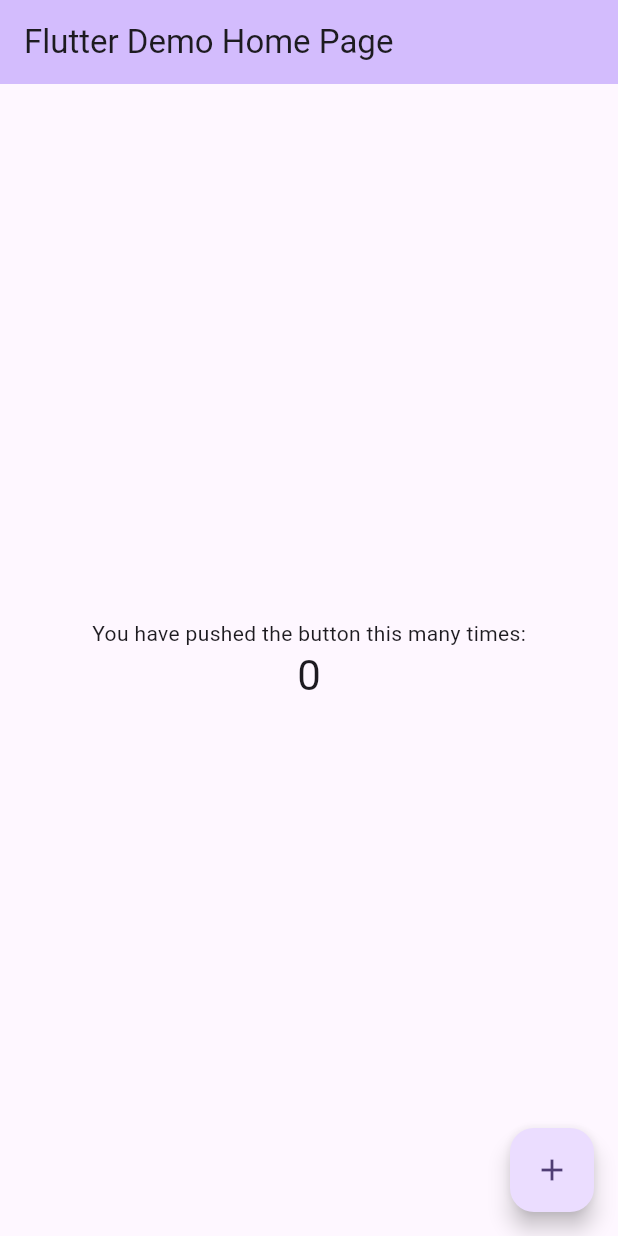
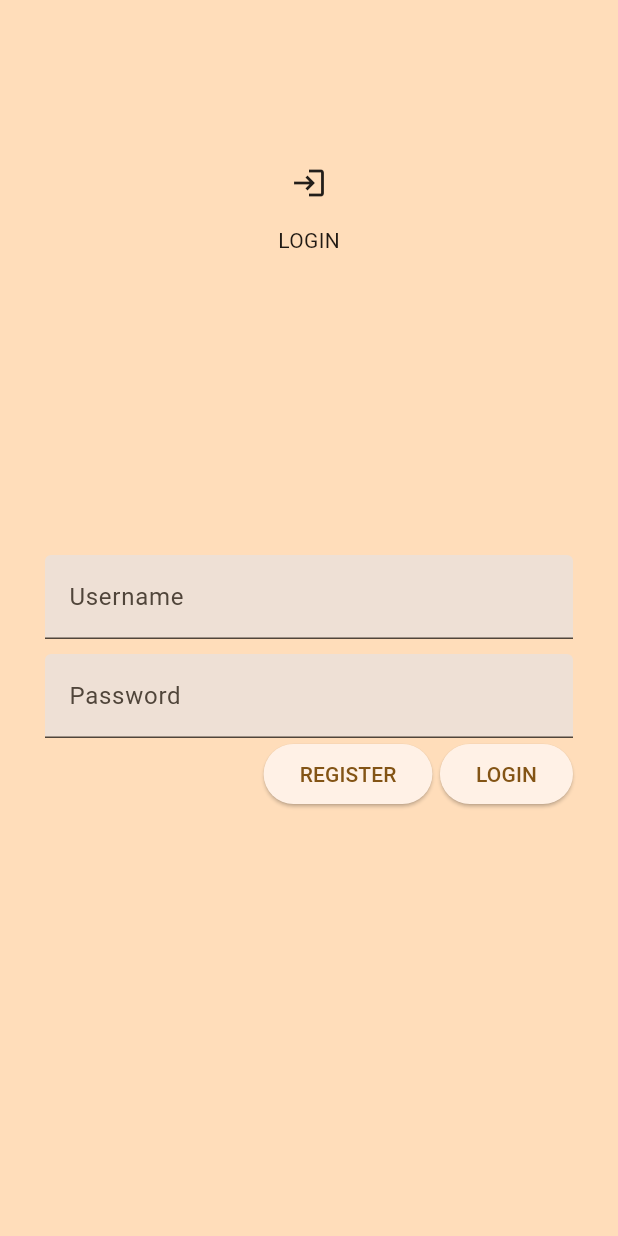
Before and after one commit to blacken57/LocMate, a Flutter app: the screen it shows after launch, on a phone screen of 412 x 824 dp. Run offline on Flutter 3.47's test engine with Material 3 defaults, Android fonts, the phone set to English and light mode, and no system bars; our stand-ins replace firebase_auth, firebase_core; accounts and stored records are empty.

Commit message:
[GCP] Added initial support for Authentication using email and password, and a login page

```diff
--- a/lib/main.dart
+++ b/lib/main.dart
@@ -1,5 +1,6 @@
 import 'package:flutter/material.dart';
 import 'package:firebase_core/firebase_core.dart';
+import 'package:loc_mate/ui/auth/auth_gate.dart';
 import 'firebase_options.dart';
 
 Future<void> main() async {
@@ -17,115 +18,11 @@ class MyApp extends StatelessWidget {
   @override
   Widget build(BuildContext context) {
     return MaterialApp(
-      title: 'Flutter Demo',
-      theme: ThemeData(
-        // This is the theme of your application.
-        //
-        // TRY THIS: Try running your application with "flutter run". You'll see
-        // the application has a purple toolbar. Then, without quitting the app,
-        // try changing the seedColor in the colorScheme below to Colors.green
-        // and then invoke "hot reload" (save your changes or press the "hot
-        // reload" button in a Flutter-supported IDE, or press "r" if you used
-        // the command line to start the app).
-        //
-        // Notice that the counter didn't reset back to zero; the application
-        // state is not lost during the reload. To reset the state, use hot
-        // restart instead.
-        //
-        // This works for code too, not just values: Most code changes can be
-        // tested with just a hot reload.
-        colorScheme: ColorScheme.fromSeed(seedColor: Colors.deepPurple),
-        useMaterial3: true,
-      ),
-      home: const MyHomePage(title: 'Flutter Demo Home Page'),
-    );
+        title: 'Flutter Demo',
+        theme: ThemeData(
+          colorScheme: ColorScheme.fromSeed(seedColor: Colors.orangeAccent),
+          useMaterial3: true,
+        ),
+        home: const AuthGate());
   }
 }
-
-class MyHomePage extends StatefulWidget {
-  const MyHomePage({super.key, required this.title});
-
-  // This widget is the home page of your application. It is stateful, meaning
-  // that it has a State object (defined below) that contains fields that affect
-  // how it looks.
-
-  // This class is the configuration for the state. It holds the values (in this
-  // case the title) provided by the parent (in this case the App widget) and
-  // used by the build method of the State. Fields in a Widget subclass are
-  // always marked "final".
-
-  final String title;
-
-  @override
-  State<MyHomePage> createState() => _MyHomePageState();
-}
-
-class _MyHomePageState extends State<MyHomePage> {
-  int _counter = 0;
-
-  void _incrementCounter() {
-    setState(() {
-      // This call to setState tells the Flutter framework that something has
-      // changed in this State, which causes it to rerun the build method below
-      // so that the display can reflect the updated values. If we changed
-      // _counter without calling setState(), then the build method would not be
-      // called again, and so nothing would appear to happen.
-      _counter++;
-    });
-  }
-
-  @override
-  Widget build(BuildContext context) {
-    // This method is rerun every time setState is called, for instance as done
-    // by the _incrementCounter method above.
-    //
-    // The Flutter framework has been optimized to make rerunning build methods
-    // fast, so that you can just rebuild anything that needs updating rather
-    // than having to individually change instances of widgets.
-    return Scaffold(
-      appBar: AppBar(
-        // TRY THIS: Try changing the color here to a specific color (to
-        // Colors.amber, perhaps?) and trigger a hot reload to see the AppBar
-        // change color while the other colors stay the same.
-        backgroundColor: Theme.of(context).colorScheme.inversePrimary,
-        // Here we take the value from the MyHomePage object that was created by
-        // the App.build method, and use it to set our appbar title.
-        title: Text(widget.title),
-      ),
-      body: Center(
-        // Center is a layout widget. It takes a single child and positions it
-        // in the middle of the parent.
-        child: Column(
-          // Column is also a layout widget. It takes a list of children and
-          // arranges them vertically. By default, it sizes itself to fit its
-          // children horizontally, and tries to be as tall as its parent.
-          //
-          // Column has various properties to control how it sizes itself and
-          // how it positions its children. Here we use mainAxisAlignment to
-          // center the children vertically; the main axis here is the vertical
-          // axis because Columns are vertical (the cross axis would be
-          // horizontal).
-          //
-          // TRY THIS: Invoke "debug painting" (choose the "Toggle Debug Paint"
-          // action in the IDE, or press "p" in the console), to see the
-          // wireframe for each widget.
-          mainAxisAlignment: MainAxisAlignment.center,
-          children: <Widget>[
-            const Text(
-              'You have pushed the button this many times:',
-            ),
-            Text(
-              '$_counter',
-              style: Theme.of(context).textTheme.headlineMedium,
-            ),
-          ],
-        ),
-      ),
-      floatingActionButton: FloatingActionButton(
-        onPressed: _incrementCounter,
-        tooltip: 'Increment',
-        child: const Icon(Icons.add),
-      ), // This trailing comma makes auto-formatting nicer for build methods.
-    );
-  }
-}
--- /dev/null
+++ b/lib/ui/auth/auth_gate.dart
@@ -0,0 +1,39 @@
+import 'package:firebase_auth/firebase_auth.dart';
+import 'package:firebase_auth/firebase_auth.dart' hide EmailAuthProvider;
+import 'package:flutter/material.dart';
+import 'package:loc_mate/ui/auth/login_screen.dart';
+
+class AuthGate extends StatelessWidget {
+  const AuthGate({super.key});
+
+  @override
+  Widget build(BuildContext context) {
+    return StreamBuilder<User?>(
+        stream: FirebaseAuth.instance.authStateChanges(),
+        builder: (context, snapshot) {
+          if (!snapshot.hasData) {
+            return LoginScreen();
+          }
+          return Scaffold(
+            backgroundColor: Theme.of(context).colorScheme.primaryContainer,
+            body: SafeArea(
+              child: Center(
+                child: Column(
+                  mainAxisAlignment: MainAxisAlignment.center,
+                  children: [
+                    Text("User is Logged in: "),
+                    SizedBox(height: 60.0),
+                    Text(FirebaseAuth.instance.currentUser!.email.toString()),
+                    ElevatedButton(
+                        onPressed: () {
+                          FirebaseAuth.instance.signOut();
+                        },
+                        child: Icon(Icons.logout_rounded))
+                  ],
+                ),
+              ),
+            ),
+          );
+        });
+  }
+}
--- /dev/null
+++ b/lib/ui/auth/login_screen.dart
@@ -0,0 +1,101 @@
+import 'package:firebase_auth/firebase_auth.dart';
+import 'package:flutter/material.dart';
+
+class LoginScreen extends StatelessWidget {
+  LoginScreen({super.key});
+  final _usernameController = TextEditingController();
+  final _passwordController = TextEditingController();
+
+  Future<void> _attemptLogin(String email, String password) async {
+    try {
+      await FirebaseAuth.instance
+          .signInWithEmailAndPassword(email: email, password: password);
+    } on FirebaseAuthException catch (e) {
+      throw Exception("Issue with Login: ${e.toString()}");
+    }
+  }
+
+  Future<void> _attemptRegister(String email, String password) async {
+    try {
+      await FirebaseAuth.instance
+          .createUserWithEmailAndPassword(email: email, password: password);
+    } on FirebaseAuthException catch (e) {
+      throw Exception("Issue with Account registration: ${e.toString()}");
+    }
+  }
+
+  @override
+  Widget build(BuildContext context) {
+    return Scaffold(
+        backgroundColor: Theme.of(context).colorScheme.primaryContainer,
+        body: SafeArea(
+            minimum: EdgeInsets.all(30.0),
+            child: ListView(
+              children: <Widget>[
+                SizedBox(
+                  height: 80.0,
+                ),
+                Column(
+                  children: <Widget>[
+                    Icon(Icons.login),
+                    const SizedBox(height: 16.0),
+                    const Text('LOGIN'),
+                  ],
+                ),
+                const SizedBox(height: 200.0),
+                TextField(
+                  decoration: const InputDecoration(
+                    filled: true,
+                    labelText: 'Username',
+                  ),
+                  controller: _usernameController,
+                ),
+                SizedBox(height: 10.0),
+                TextField(
+                  decoration: const InputDecoration(
+                    filled: true,
+                    labelText: 'Password',
+                  ),
+                  controller: _passwordController,
+                  obscureText: true,
+                ),
+                OverflowBar(
+                  alignment: MainAxisAlignment.end,
+                  // TODO: Add a beveled rectangular border to CANCEL (103)
+                  children: <Widget>[
+                    // TODO: Add buttons (101)
+                    ElevatedButton(
+                      child: const Text('REGISTER'),
+                      onPressed: () async {
+                        try {
+                          await _attemptRegister(_usernameController.text,
+                              _passwordController.text);
+                        } on Exception catch (e) {
+                          ScaffoldMessenger.of(context).showSnackBar(
+                              SnackBar(content: Text(e.toString())));
+                        }
+                      },
+                    ),
+                    SizedBox(
+                      width: 5.0,
+                    ),
+                    // TODO: Add an elevation to NEXT (103)
+                    // TODO: Add a beveled rectangular border to NEXT (103)
+                    ElevatedButton(
+                      child: const Text('LOGIN'),
+                      onPressed: () async {
+                        try {
+                          await _attemptLogin(_usernameController.text,
+                              _passwordController.text);
+                        } on Exception catch (e) {
+                          ScaffoldMessenger.of(context).showSnackBar(
+                              SnackBar(content: Text(e.toString())));
+                        }
+                      },
+                    ),
+                  ],
+                ),
+              ],
+            )));
+  }
+}
```
Also changed, not shown: 3 other files.
